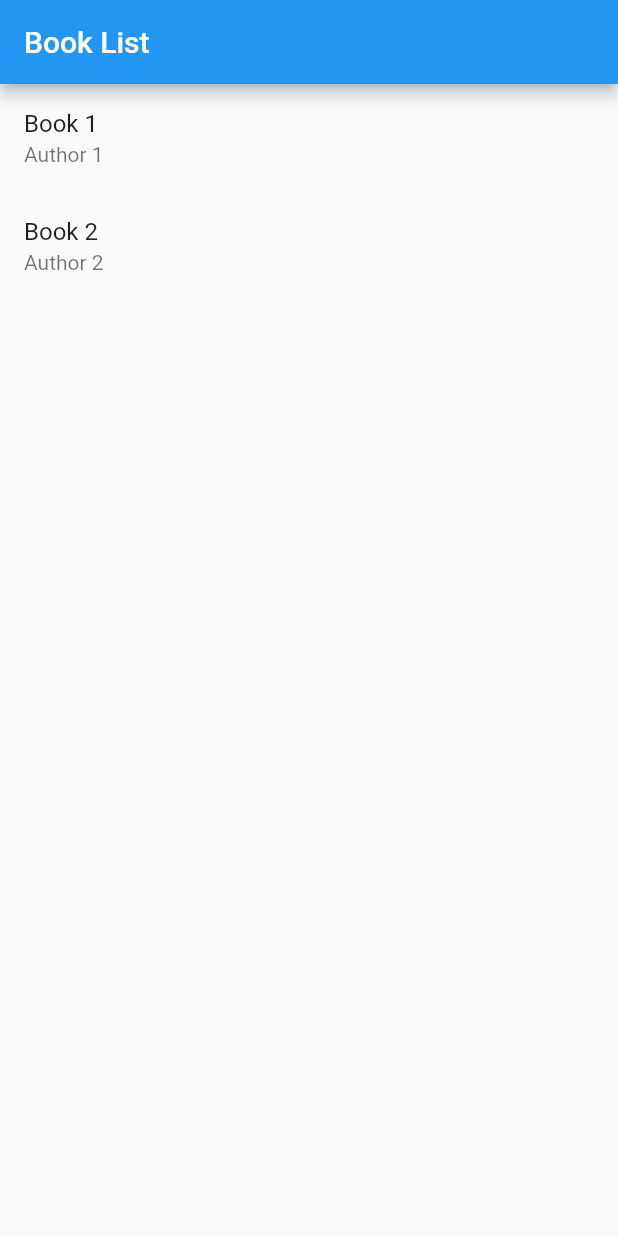
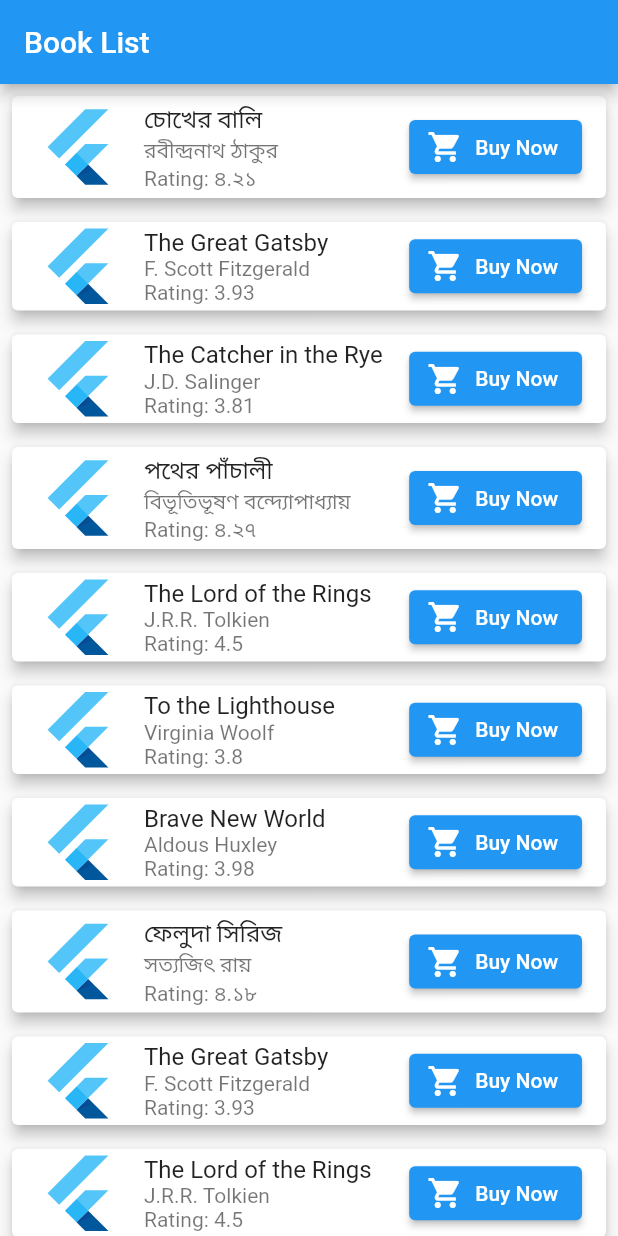
Before and after one commit to arkanullahs/book_shopper, a Flutter app: the screen it shows after launch, on a phone screen of 412 x 824 dp. Run offline on Flutter 3.47's test engine with Material 2 defaults, Android fonts, the phone set to English and light mode, and no system bars.

Commit message:
Completed First Page with Cards Proper Styling

```diff
--- a/lib/book_list.dart
+++ b/lib/book_list.dart
@@ -3,26 +3,93 @@ import 'package:flutter/material.dart';
 class BookDetails {
   final String bookName;
   final String authorName;
+  final String rating;
+  final String description;
+  final String price;
 
   BookDetails({
     required this.bookName,
     required this.authorName,
+    required this.rating,
+    required this.description,
+    required this.price,
   });
 }
 
 class BookListPage extends StatelessWidget {
   final List<BookDetails> bookDetailsList = [
     BookDetails(
-      bookName: 'Book 1',
-      authorName: 'Author 1',
+      bookName: 'চোখের বালি',
+      authorName: 'রবীন্দ্রনাথ ঠাকুর',
+      rating: '৪.২১',
+      description: 'সংসারের জটিলতা এবং সমাজের নীতির গঠন নিয়ে একটি গল্প।',
+      price: '৳250',
     ),
     BookDetails(
-      bookName: 'Book 2',
-      authorName: 'Author 2',
+      bookName: 'The Great Gatsby',
+      authorName: 'F. Scott Fitzgerald',
+      rating: '3.93',
+      description: 'Set in the Jazz Age, it delves into the American Dream and its disillusionment.',
+      price: '\$10.49',
     ),
-    // Add more books here
+    BookDetails(
+      bookName: 'The Catcher in the Rye',
+      authorName: 'J.D. Salinger',
+      rating: '3.81',
+      description: 'Follows a teenager’s journey through alienation and rebellion.',
+      price: '\$9.99',
+    ),
+    BookDetails(
+      bookName: 'পথের পাঁচালী',
+      authorName: 'বিভূতিভূষণ বন্দ্যোপাধ্যায়',
+      rating: '৪.২৭',
+      description: 'রূরল লাইফ এবং প্রত্যাশার বিষয়টি ধরা ক্যাচ করা একটি ক্লাসিক বাংলা উপন্যাস।',
+      price: '৳300',
+    ),
+    BookDetails(
+      bookName: 'The Lord of the Rings',
+      authorName: 'J.R.R. Tolkien',
+      rating: '4.5',
+      description: 'Epic fantasy adventure exploring themes of power and friendship.',
+      price: '\$19.99',
+    ),
+    BookDetails(
+      bookName: 'To the Lighthouse',
+      authorName: 'Virginia Woolf',
+      rating: '3.8',
+      description: 'A narrative exploring the complexities of human relationships.',
+      price: '\$8.95',
+    ),
+    BookDetails(
+      bookName: 'Brave New World',
+      authorName: 'Aldous Huxley',
+      rating: '3.98',
+      description: 'Dystopian novel questioning societal norms and technological advancement.',
+      price: '\$11.00',
+    ),
+    BookDetails(
+      bookName: 'ফেলুদা সিরিজ',
+      authorName: 'সত্যজিৎ রায়',
+      rating: '৪.১৮',
+      description: 'প্রিয় বাংলা স্লুথ ফেলুদার ফেলুদা সিরিজের এক ধারাবাহিক গল্প।',
+      price: '৳180',
+    ),
+    BookDetails(
+      bookName: 'The Great Gatsby',
+      authorName: 'F. Scott Fitzgerald',
+      rating: '3.93',
+      description: 'Set in the Jazz Age, it delves into the American Dream and its disillusionment.',
+      price: '\$10.49',
+    ),
+    BookDetails(
+      bookName: 'The Lord of the Rings',
+      authorName: 'J.R.R. Tolkien',
+      rating: '4.5',
+      description: 'Epic fantasy adventure exploring themes of power and friendship.',
+      price: '\$19.99',
+    ),
+
   ];
-
   @override
   Widget build(BuildContext context) {
     return Scaffold(
@@ -33,12 +100,48 @@ class BookListPage extends StatelessWidget {
         itemCount: bookDetailsList.length,
         itemBuilder: (context, index) {
           BookDetails bookDetails = bookDetailsList[index];
-          return ListTile(
-            title: Text(bookDetails.bookName),
-            subtitle: Text(bookDetails.authorName),
+          return _buildBookCard(
+            bookDetails.bookName,
+            bookDetails.authorName,
+            bookDetails.rating,
+            bookDetails.description,
+            bookDetails.price,
+            context,
           );
         },
       ),
     );
   }
+
+  Widget _buildBookCard(
+      String bookName,
+      String authorName,
+      String rating,
+      String description,
+      String price,
+      BuildContext context,
+      ) {
+    return Card(
+      elevation: 4.0,
+      margin: const EdgeInsets.all(8.0),
+      child: ListTile(
+        leading: FlutterLogo(size: 56.0),
+        title: Text(bookName),
+        subtitle: Column(
+          crossAxisAlignment: CrossAxisAlignment.start,
+          children: [
+            Text(authorName),
+            Text('Rating: $rating'),
+          ],
+        ),
+        trailing: ElevatedButton.icon(
+          onPressed: () {
+            // No navigation for Buy Now button at the moment
+          },
+          icon: Icon(Icons.shopping_cart),
+          label: Text('Buy Now'),
+        ),
+      ),
+    );
+  }
 }
```
